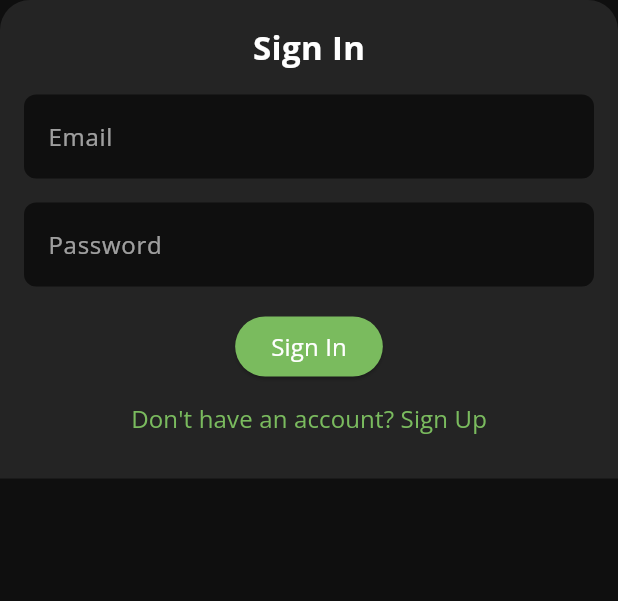
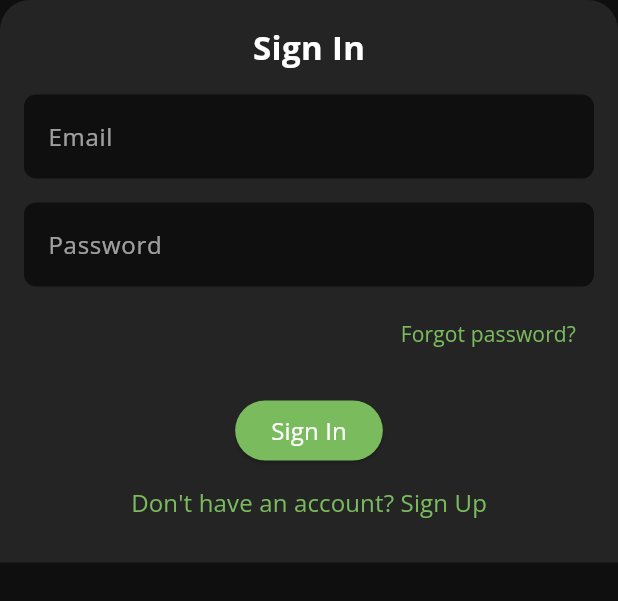
Before and after one commit to samselisaac/JJBIC, a Flutter app: the AuthPopup widget shown alone on an empty page, opened directly, on a phone screen of 412 x 824 dp. Shown: the top 601 px of the screen. Run offline on Flutter 3.47's test engine with Material 3 defaults, Android fonts, the phone set to English and light mode, and no system bars; our stand-ins replace firebase_auth, firebase_core, firebase_database, google_fonts, shared_preferences; accounts and stored records are empty.

Commit message:
Password fix

```diff
--- a/lib/screens/auth_page.dart
+++ b/lib/screens/auth_page.dart
@@ -1,3 +1,5 @@
+// auth_page.dart
+
 import 'package:flutter/material.dart';
 import 'package:inventorymanagement/services/auth_service.dart';
 import 'package:inventorymanagement/utilities.dart';
@@ -39,6 +41,20 @@ class _AuthPopupState extends State<AuthPopup> {
       Navigator.of(context).pop();
     } catch (e) {
       if (!mounted) return;
+      setState(() => _error = e.toString());
+    }
+  }
+
+  Future<void> _forgotPassword() async {
+    final email = _emailController.text.trim();
+    if (email.isEmpty) {
+      setState(() => _error = "Please enter your email to reset password.");
+      return;
+    }
+    try {
+      await _authService.sendPasswordResetEmail(email);
+      setState(() => _error = "Password reset email sent!");
+    } catch (e) {
       setState(() => _error = e.toString());
     }
   }
@@ -105,6 +121,22 @@ class _AuthPopupState extends State<AuthPopup> {
               ),
               style: openSansStyle(color: textColor),
             ),
+
+            // ─── Forgot Password Button ───────────────────────────────
+            if (_isSignIn) ...[
+              const SizedBox(height: 8),
+              Align(
+                alignment: Alignment.centerRight,
+                child: TextButton(
+                  onPressed: _forgotPassword,
+                  child: Text(
+                    'Forgot password?',
+                    style: openSansStyle(color: primaryColor, fontSize: 14),
+                  ),
+                ),
+              ),
+            ],
+
             if (!_isSignIn) ...[
               const SizedBox(height: 16),
               TextField(
```
